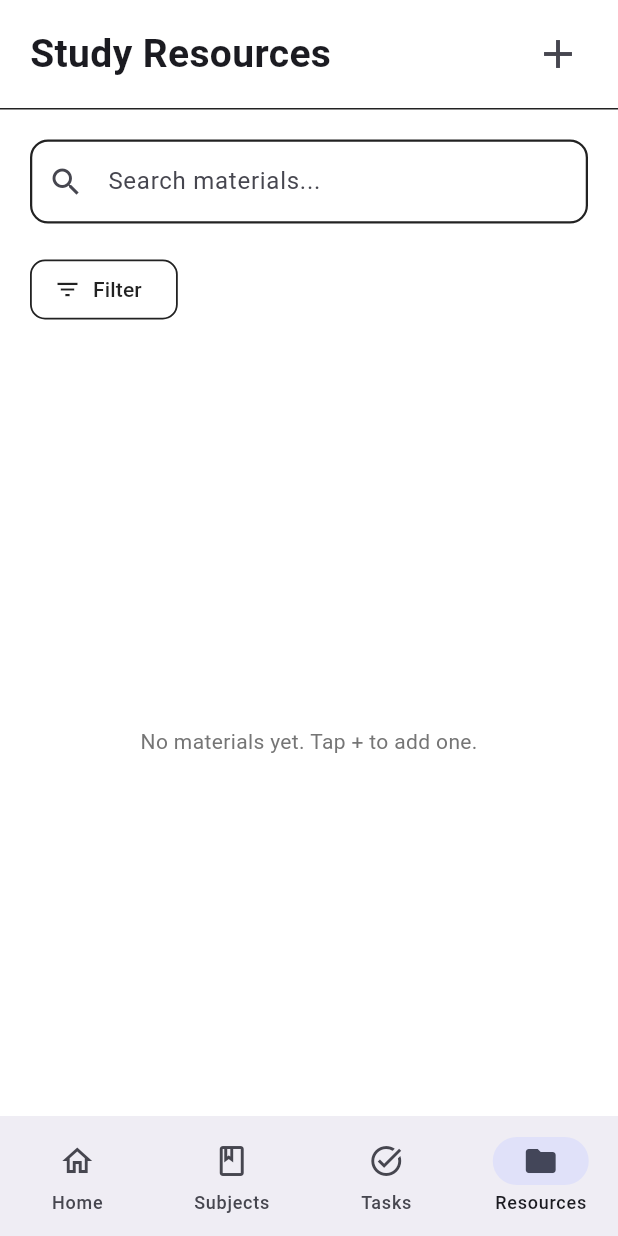
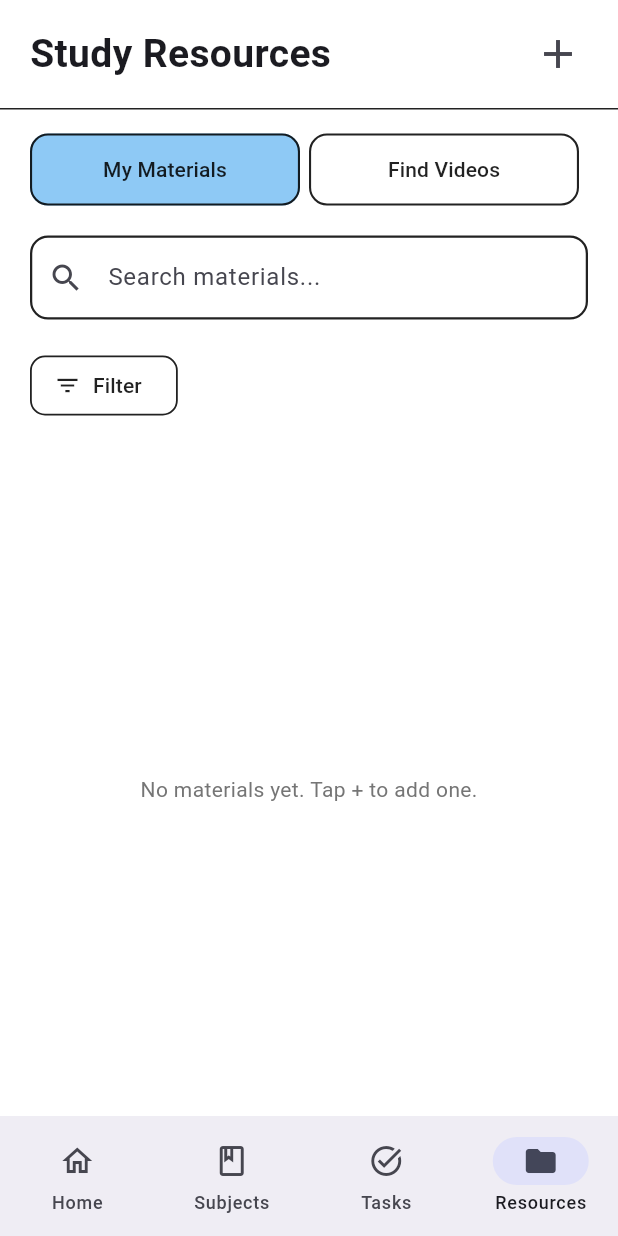
Before and after one commit to L1Pendz/studynest, a Flutter app: the screen it shows after launch, item 4 of the bottom bar chosen, on a phone screen of 412 x 824 dp. Run offline on Flutter 3.47's test engine with Material 3 defaults, Android fonts, the phone set to English and light mode, and no system bars; our stand-ins replace drift, drift_flutter, file_picker, open_filex; accounts and stored records are empty; generated files the repository leaves out were written again.

Commit message:
feat: add find videos resources tab

```diff
--- a/lib/screens/resources/resources_screen.dart
+++ b/lib/screens/resources/resources_screen.dart
@@ -24,9 +24,12 @@ class ResourcesScreen extends StatefulWidget {
 
 class _ResourcesScreenState extends State<ResourcesScreen> {
   final _searchController = TextEditingController();
+  final _videoSearchController = TextEditingController();
   late List<StudyMaterial> _materials = List.of(widget.initialMaterials);
   String _searchQuery = '';
   String? _selectedSubjectId;
+  bool _showVideos = false;
+  String _videoQuery = '';
 
   @override
   void didUpdateWidget(covariant ResourcesScreen oldWidget) {
@@ -55,6 +58,7 @@ class _ResourcesScreenState extends State<ResourcesScreen> {
   @override
   void dispose() {
     _searchController.dispose();
+    _videoSearchController.dispose();
     super.dispose();
   }
 
@@ -70,6 +74,11 @@ class _ResourcesScreenState extends State<ResourcesScreen> {
           children: [
             _buildHeader(),
             const Divider(height: 1, color: Colors.black87),
+            _buildResourceTabs(),
+            if (_showVideos) ...[
+              _buildVideoSearchField(),
+              Expanded(child: _buildVideoPlaceholder()),
+            ] else ...[
               _buildSearchField(),
               _buildFilterButton(),
               Expanded(
@@ -84,6 +93,7 @@ class _ResourcesScreenState extends State<ResourcesScreen> {
                         },
                       ),
               ),
+            ],
           ],
         ),
       ),
@@ -107,6 +117,88 @@ class _ResourcesScreenState extends State<ResourcesScreen> {
             icon: const Icon(Icons.add, size: 32),
           ),
         ],
+      ),
+    );
+  }
+
+  Widget _buildResourceTabs() {
+    return Padding(
+      padding: const EdgeInsets.fromLTRB(20, 16, 20, 0),
+      child: Row(
+        children: [
+          _resourceTab('My Materials', selected: !_showVideos, onTap: () {
+            setState(() => _showVideos = false);
+          }),
+          _resourceTab('Find Videos', selected: _showVideos, onTap: () {
+            setState(() => _showVideos = true);
+          }),
+        ],
+      ),
+    );
+  }
+
+  Widget _resourceTab(String label, {required bool selected, required VoidCallback onTap}) {
+    return Expanded(
+      child: Padding(
+        padding: const EdgeInsets.only(right: 6),
+        child: OutlinedButton(
+          onPressed: onTap,
+          style: OutlinedButton.styleFrom(
+            backgroundColor: selected ? const Color(0xFF8EC9F5) : Colors.white,
+            foregroundColor: Colors.black87,
+            side: const BorderSide(color: Colors.black87, width: 1.4),
+            shape: RoundedRectangleBorder(borderRadius: BorderRadius.circular(12)),
+            padding: const EdgeInsets.symmetric(vertical: 14),
+          ),
+          child: Text(label),
+        ),
+      ),
+    );
+  }
+
+  Widget _buildVideoSearchField() {
+    return Padding(
+      padding: const EdgeInsets.fromLTRB(20, 16, 20, 12),
+      child: TextField(
+        controller: _videoSearchController,
+        textInputAction: TextInputAction.search,
+        onSubmitted: (value) => setState(() => _videoQuery = value.trim()),
+        decoration: InputDecoration(
+          hintText: 'Search YouTube for educational videos...',
+          prefixIcon: const Icon(Icons.search),
+          suffixIcon: IconButton(
+            tooltip: 'Search videos',
+            onPressed: () => setState(() => _videoQuery = _videoSearchController.text.trim()),
+            icon: const Icon(Icons.arrow_forward),
+          ),
+          border: OutlineInputBorder(borderRadius: BorderRadius.circular(12)),
+          enabledBorder: OutlineInputBorder(
+            borderRadius: BorderRadius.circular(12),
+            borderSide: const BorderSide(color: Colors.black87, width: 1.5),
+          ),
+        ),
+      ),
+    );
+  }
+
+  Widget _buildVideoPlaceholder() {
+    return Center(
+      child: Padding(
+        padding: const EdgeInsets.all(32),
+        child: Column(
+          mainAxisSize: MainAxisSize.min,
+          children: [
+            Icon(Icons.ondemand_video_outlined, size: 48, color: Colors.blueGrey.shade300),
+            const SizedBox(height: 12),
+            Text(
+              _videoQuery.isEmpty
+                  ? 'Search for a subject or study topic to find videos.'
+                  : 'Video search will be available once YouTube access is configured.',
+              textAlign: TextAlign.center,
+              style: TextStyle(color: Colors.grey.shade700, height: 1.4),
+            ),
+          ],
+        ),
       ),
     );
   }
```
Lines whose indentation alone changed are shown as unchanged.
